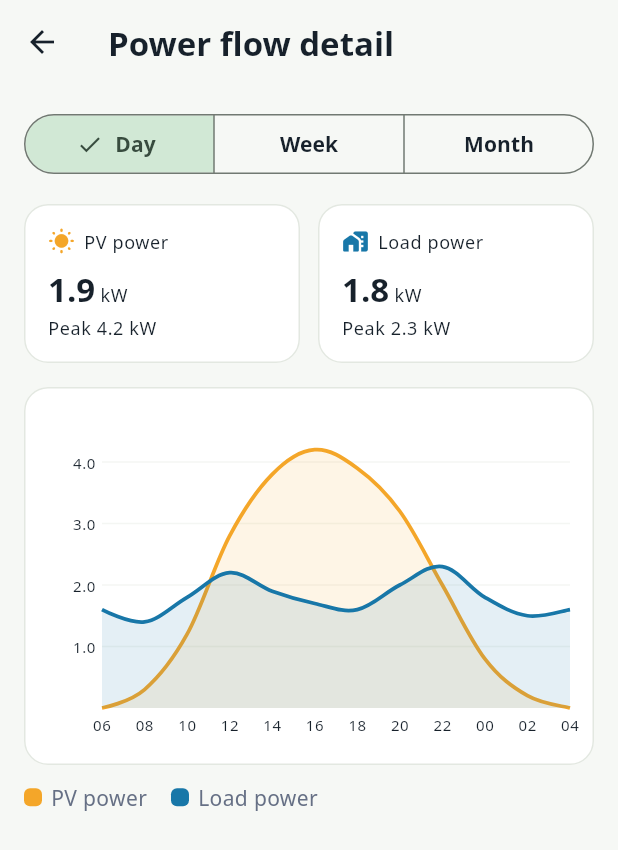
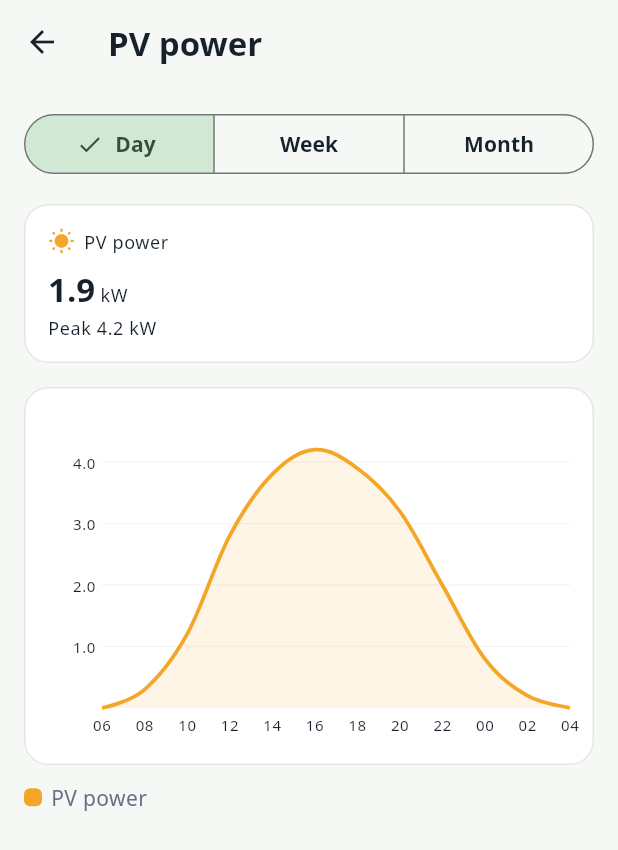
Before and after one commit to 15185176657/hnapp, a Flutter app: the screen it shows after launch, after a tap on "PV power", on a phone screen of 412 x 824 dp. Shown: the top 850 px of the screen. Run offline on Flutter 3.47's test engine with Material 3 defaults, Android fonts, the phone set to English and light mode, and no system bars; drawn by our look-alikes of fl_chart; our stand-ins replace dio, shared_preferences; Roboto replaces fonts that are missing (Noto Sans).

Commit message:
Show single metric per detail page; fix alert pill overflow

```diff
--- a/lib/features/dashboard/dashboard_page.dart
+++ b/lib/features/dashboard/dashboard_page.dart
@@ -285,7 +285,7 @@ class _MetricsGrid extends StatelessWidget {
             caption: l10n.metricPvPowerCaption,
             onTap: () => Navigator.of(context).push(
               MaterialPageRoute<void>(
-                builder: (_) => const PowerDetailPage(),
+                builder: (_) => const PowerDetailPage(metric: PowerMetric.pv),
               ),
             ),
           ),
@@ -298,7 +298,7 @@ class _MetricsGrid extends StatelessWidget {
             caption: l10n.metricLoadPowerCaption,
             onTap: () => Navigator.of(context).push(
               MaterialPageRoute<void>(
-                builder: (_) => const PowerDetailPage(),
+                builder: (_) => const PowerDetailPage(metric: PowerMetric.load),
               ),
             ),
           ),
--- a/lib/features/detail/energy_detail_page.dart
+++ b/lib/features/detail/energy_detail_page.dart
@@ -8,7 +8,7 @@ import '../../core/i18n/app_localizations.dart';
 import '../../core/theme/app_theme.dart';
 import '../../shared/widgets/section_card.dart';
 
-/// Detail page showing generation + consumption bar chart with Day/Week/Month
+/// Detail page showing generation only as a bar chart with Day/Week/Month
 /// granularity tabs.
 class EnergyDetailPage extends StatefulWidget {
   const EnergyDetailPage({super.key});
@@ -62,7 +62,7 @@ class _EnergyDetailPageState extends State<EnergyDetailPage> {
   Widget build(BuildContext context) {
     final l10n = AppLocalizations.of(context);
     return Scaffold(
-      appBar: AppBar(title: Text(l10n.detailEnergyTitle)),
+      appBar: AppBar(title: Text(l10n.metricTodayGenerated)),
       body: RefreshIndicator(
         onRefresh: _load,
         child: ListView(
@@ -121,30 +121,13 @@ class _SummaryRow extends StatelessWidget {
   @override
   Widget build(BuildContext context) {
     final l10n = AppLocalizations.of(context);
-    return Row(
-      children: [
-        Expanded(
-          child: _SummaryTile(
+    return _SummaryTile(
       label: l10n.legendGeneration,
       value: data.totalGenerationKwh.toStringAsFixed(1),
       unit: 'kWh',
       color: AppColors.solar,
       icon: Icons.wb_sunny_rounded,
       sub: '${l10n.detailPeak} ${data.peakGenerationKwh.toStringAsFixed(1)} kWh',
-          ),
-        ),
-        const SizedBox(width: 12),
-        Expanded(
-          child: _SummaryTile(
-            label: l10n.legendConsumption,
-            value: data.totalConsumptionKwh.toStringAsFixed(1),
-            unit: 'kWh',
-            color: AppColors.ocean,
-            icon: Icons.power_rounded,
-            sub: '${l10n.detailPeak} ${data.peakConsumptionKwh.toStringAsFixed(1)} kWh',
-          ),
-        ),
-      ],
     );
   }
 }
@@ -217,12 +200,8 @@ class _EnergyBarChart extends StatelessWidget {
   Widget build(BuildContext context) {
     final theme = Theme.of(context);
     final genPoints = data.generationPoints;
-    final conPoints = data.consumptionPoints;
 
-    final maxY = [
-      ...genPoints.map((p) => p.y),
-      ...conPoints.map((p) => p.y),
-    ].fold<double>(1, (m, v) => v > m ? v : m);
+    final maxY = genPoints.map((p) => p.y).fold<double>(1, (m, v) => v > m ? v : m);
 
     // Subsample labels so the axis is not too crowded.
     final labelStep = _labelStep(genPoints.length);
@@ -235,12 +214,6 @@ class _EnergyBarChart extends StatelessWidget {
           BarChartRodData(
             toY: genPoints[i].y,
             color: AppColors.solar,
-            width: _barWidth(genPoints.length),
-            borderRadius: const BorderRadius.vertical(top: Radius.circular(4)),
-          ),
-          BarChartRodData(
-            toY: conPoints[i].y,
-            color: AppColors.ocean,
             width: _barWidth(genPoints.length),
             borderRadius: const BorderRadius.vertical(top: Radius.circular(4)),
           ),
@@ -316,11 +289,8 @@ class _EnergyBarChart extends StatelessWidget {
                   color: theme.colorScheme.outlineVariant,
                 ),
                 getTooltipItem: (group, groupIndex, rod, rodIndex) {
-                  final label = rodIndex == 0
-                      ? AppLocalizations.of(context).legendGeneration
-                      : AppLocalizations.of(context).legendConsumption;
                   return BarTooltipItem(
-                    '$label\n${rod.toY.toStringAsFixed(1)} kWh',
+                    '${AppLocalizations.of(context).legendGeneration}\n${rod.toY.toStringAsFixed(1)} kWh',
                     theme.textTheme.bodySmall!,
                   );
                 },
@@ -387,7 +357,6 @@ class _Legend extends StatelessWidget {
       runSpacing: 8,
       children: [
         _LegendDot(color: AppColors.solar, label: l10n.legendGeneration),
-        _LegendDot(color: AppColors.ocean, label: l10n.legendConsumption),
       ],
     );
   }
--- a/lib/features/detail/power_detail_page.dart
+++ b/lib/features/detail/power_detail_page.dart
@@ -8,10 +8,15 @@ import '../../core/i18n/app_localizations.dart';
 import '../../core/theme/app_theme.dart';
 import '../../shared/widgets/section_card.dart';
 
-/// Detail page showing PV power and load power as a line chart with
-/// Day / Week / Month granularity tabs.
+/// Which single metric the power detail page should display.
+enum PowerMetric { pv, load }
+
+/// Detail page showing a single power metric (PV power OR load power) as a line
+/// chart with Day / Week / Month granularity tabs.
 class PowerDetailPage extends StatefulWidget {
-  const PowerDetailPage({super.key});
+  const PowerDetailPage({super.key, this.metric = PowerMetric.pv});
+
+  final PowerMetric metric;
 
   @override
   State<PowerDetailPage> createState() => _PowerDetailPageState();
@@ -61,8 +66,13 @@ class _PowerDetailPageState extends State<PowerDetailPage> {
   @override
   Widget build(BuildContext context) {
     final l10n = AppLocalizations.of(context);
+    final metric = widget.metric;
     return Scaffold(
-      appBar: AppBar(title: Text(l10n.detailPowerTitle)),
+      appBar: AppBar(
+        title: Text(
+          metric == PowerMetric.pv ? l10n.metricPvPower : l10n.metricLoadPower,
+        ),
+      ),
       body: RefreshIndicator(
         onRefresh: _load,
         child: ListView(
@@ -96,11 +106,11 @@ class _PowerDetailPageState extends State<PowerDetailPage> {
                 ),
               )
             else if (_data != null) ...[
-              _SummaryRow(data: _data!),
+              _SummaryRow(data: _data!, metric: metric),
               const SizedBox(height: 16),
-              _PowerLineChart(data: _data!),
+              _PowerLineChart(data: _data!, metric: metric),
               const SizedBox(height: 12),
-              _Legend(),
+              _Legend(metric: metric),
             ],
           ],
         ),
@@ -112,36 +122,21 @@ class _PowerDetailPageState extends State<PowerDetailPage> {
 // ── Summary ──────────────────────────────────────────────────────────────────
 
 class _SummaryRow extends StatelessWidget {
-  const _SummaryRow({required this.data});
+  const _SummaryRow({required this.data, required this.metric});
   final PowerChartData data;
+  final PowerMetric metric;
 
   @override
   Widget build(BuildContext context) {
     final l10n = AppLocalizations.of(context);
-    return Row(
-      children: [
-        Expanded(
-          child: _SummaryTile(
-            label: l10n.metricPvPower,
-            value: data.avgPvKw.toStringAsFixed(1),
-            unit: 'kW',
-            color: AppColors.solar,
-            icon: Icons.wb_sunny_rounded,
-            sub: '${l10n.detailPeak} ${data.peakPvKw.toStringAsFixed(1)} kW',
-          ),
-        ),
-        const SizedBox(width: 12),
-        Expanded(
-          child: _SummaryTile(
-            label: l10n.metricLoadPower,
-            value: data.avgLoadKw.toStringAsFixed(1),
-            unit: 'kW',
-            color: AppColors.ocean,
-            icon: Icons.home_work_rounded,
-            sub: '${l10n.detailPeak} ${data.peakLoadKw.toStringAsFixed(1)} kW',
-          ),
-        ),
-      ],
+    final isPv = metric == PowerMetric.pv;
+    return _SummaryTile(
+      label: isPv ? l10n.metricPvPower : l10n.metricLoadPower,
+      value: (isPv ? data.avgPvKw : data.avgLoadKw).toStringAsFixed(1),
+      unit: 'kW',
+      color: isPv ? AppColors.solar : AppColors.ocean,
+      icon: isPv ? Icons.wb_sunny_rounded : Icons.home_work_rounded,
+      sub: '${l10n.detailPeak} ${(isPv ? data.peakPvKw : data.peakLoadKw).toStringAsFixed(1)} kW',
     );
   }
 }
@@ -207,21 +202,20 @@ class _SummaryTile extends StatelessWidget {
 // ── Line chart ───────────────────────────────────────────────────────────────
 
 class _PowerLineChart extends StatelessWidget {
-  const _PowerLineChart({required this.data});
+  const _PowerLineChart({required this.data, required this.metric});
   final PowerChartData data;
+  final PowerMetric metric;
 
   @override
   Widget build(BuildContext context) {
     final theme = Theme.of(context);
-    final pvPoints = data.pvPowerPoints;
-    final loadPoints = data.loadPowerPoints;
+    final isPv = metric == PowerMetric.pv;
+    final points = isPv ? data.pvPowerPoints : data.loadPowerPoints;
+    final seriesColor = isPv ? AppColors.solar : AppColors.ocean;
 
-    final maxY = [
-      ...pvPoints.map((p) => p.y),
-      ...loadPoints.map((p) => p.y),
-    ].fold<double>(1, (m, v) => v > m ? v : m);
+    final maxY = points.map((p) => p.y).fold<double>(1, (m, v) => v > m ? v : m);
 
-    final labelStep = _labelStep(pvPoints.length);
+    final labelStep = _labelStep(points.length);
 
     FlSpot toSpot(ChartPoint p) => FlSpot(p.x, p.y);
 
@@ -272,7 +266,7 @@ class _PowerLineChart extends StatelessWidget {
                   reservedSize: 22,
                   getTitlesWidget: (v, meta) {
                     final i = v.toInt();
-                    if (i < 0 || i >= pvPoints.length) {
+                    if (i < 0 || i >= points.length) {
                       return const SizedBox.shrink();
                     }
                     if (v != v.roundToDouble()) return const SizedBox.shrink();
@@ -280,7 +274,7 @@ class _PowerLineChart extends StatelessWidget {
                     return Padding(
                       padding: const EdgeInsets.only(top: 4),
                       child: Text(
-                        AppLocalizations.of(context).chartLabel(pvPoints[i].label),
+                        AppLocalizations.of(context).chartLabel(points[i].label),
                         style:
                             theme.textTheme.bodySmall?.copyWith(fontSize: 10),
                       ),
@@ -295,7 +289,7 @@ class _PowerLineChart extends StatelessWidget {
                 tooltipBorder:
                     BorderSide(color: theme.colorScheme.outlineVariant),
                 getTooltipItems: (spots) => spots.map((s) {
-                  final label = s.barIndex == 0
+                  final label = isPv
                       ? AppLocalizations.of(context).metricPvPower
                       : AppLocalizations.of(context).metricLoadPower;
                   return LineTooltipItem(
@@ -307,25 +301,14 @@ class _PowerLineChart extends StatelessWidget {
             ),
             lineBarsData: [
               LineChartBarData(
-                spots: pvPoints.map(toSpot).toList(),
+                spots: points.map(toSpot).toList(),
                 isCurved: true,
-                color: AppColors.solar,
+                color: seriesColor,
                 barWidth: 2.5,
                 dotData: const FlDotData(show: false),
                 belowBarData: BarAreaData(
                   show: true,
-                  color: AppColors.solar.withAlpha(30),
-                ),
-              ),
-              LineChartBarData(
-                spots: loadPoints.map(toSpot).toList(),
-                isCurved: true,
-                color: AppColors.ocean,
-                barWidth: 2.5,
-                dotData: const FlDotData(show: false),
-                belowBarData: BarAreaData(
-                  show: true,
-                  color: AppColors.ocean.withAlpha(30),
+                  color: seriesColor.withAlpha(30),
                 ),
               ),
             ],
@@ -376,15 +359,21 @@ class _GranularityToggle extends StatelessWidget {
 // ── Legend ───────────────────────────────────────────────────────────────────
 
 class _Legend extends StatelessWidget {
+  const _Legend({required this.metric});
+  final PowerMetric metric;
+
   @override
   Widget build(BuildContext context) {
     final l10n = AppLocalizations.of(context);
+    final isPv = metric == PowerMetric.pv;
     return Wrap(
       spacing: 16,
       runSpacing: 8,
       children: [
-        _LegendDot(color: AppColors.solar, label: l10n.metricPvPower),
-        _LegendDot(color: AppColors.ocean, label: l10n.metricLoadPower),
+        _LegendDot(
+          color: isPv ? AppColors.solar : AppColors.ocean,
+          label: isPv ? l10n.metricPvPower : l10n.metricLoadPower,
+        ),
       ],
     );
   }
--- a/lib/shared/widgets/status_pill.dart
+++ b/lib/shared/widgets/status_pill.dart
@@ -15,7 +15,7 @@ class StatusPill extends StatelessWidget {
   @override
   Widget build(BuildContext context) {
     return Container(
-      padding: const EdgeInsets.symmetric(horizontal: 12, vertical: 8),
+      padding: const EdgeInsets.symmetric(horizontal: 12, vertical: 6),
       decoration: BoxDecoration(
         color: color.withAlpha(22),
         borderRadius: BorderRadius.circular(999),
```
Lines whose indentation alone changed are shown as unchanged.
